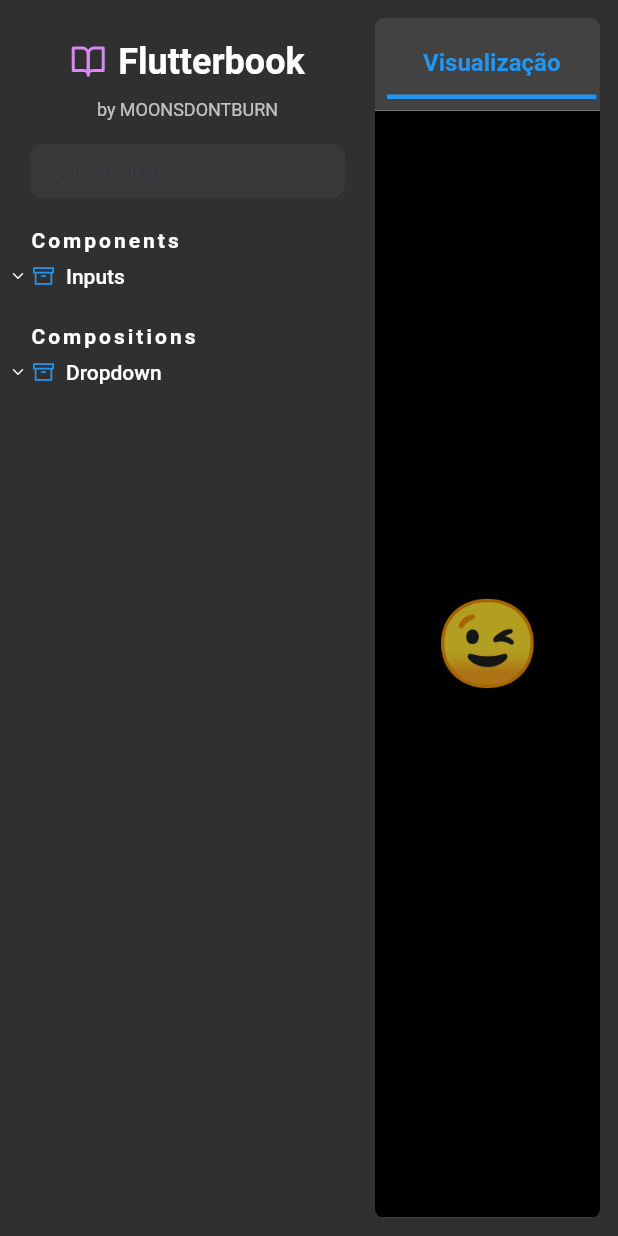
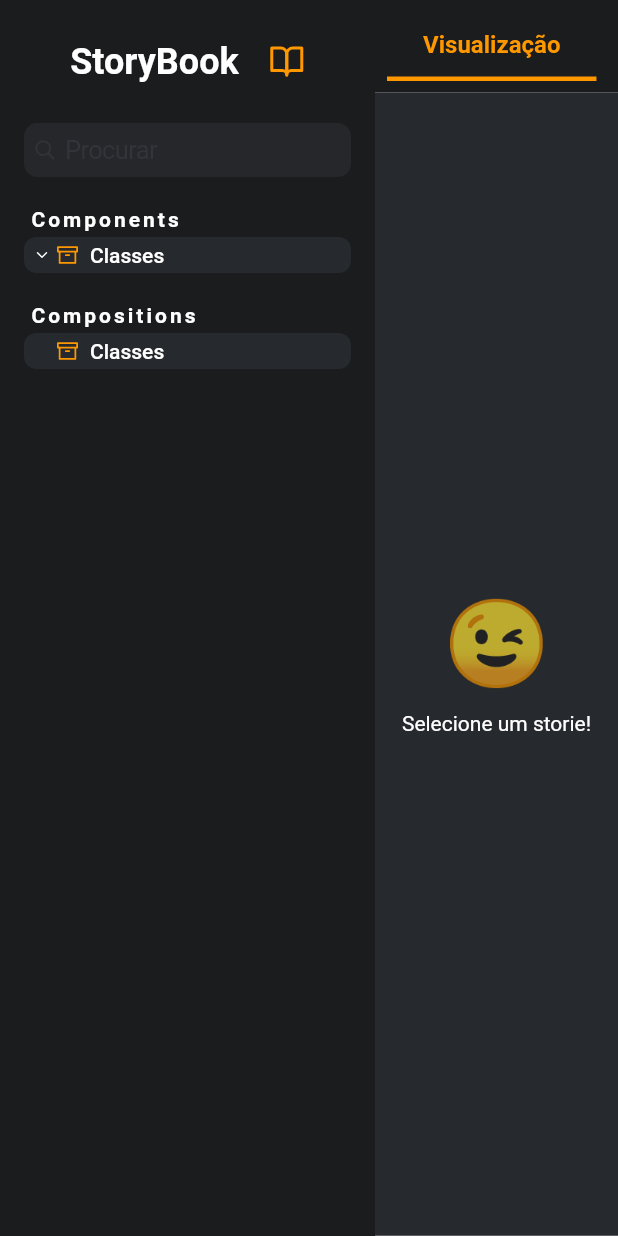
Before and after one commit to DexterZP/storybook, a Flutter app: the screen it shows after launch, on a phone screen of 412 x 824 dp. Run offline on Flutter 3.47's test engine with Material 2 defaults, Android fonts, the phone set to English and light mode, and no system bars; our stand-ins replace device_preview, flutter_feather_icons, get, google_fonts, recase; missing offline and left inert: webview_cef, webviewx_plus, widget_with_codeview.

Commit message:
add structure storybook

```diff
--- /dev/null
+++ b/lib/controller/folder_controller.dart
@@ -0,0 +1,22 @@
+import 'package:get/get.dart';
+import 'package:storybook/controller/components/button_controller.dart';
+
+import 'package:storybook/package/lib/flutterbook.dart';
+
+class FolderController extends GetxController {
+  List<Folder> get folderComponent => [
+        Folder(
+          folderName: 'Classes',
+          organizers: [
+            ButtonController.pzlButtonStory,
+          ],
+        ),
+      ];
+
+  List<Folder> get folderComposition => [
+        Folder(
+          folderName: 'Classes',
+          organizers: [],
+        ),
+      ];
+}
--- a/lib/controller/story_controller.dart
+++ b/lib/controller/story_controller.dart
@@ -1,22 +1,31 @@
 import 'package:get/get.dart';
+import 'package:storybook/controller/folder_controller.dart';
 
 import 'package:storybook/package/lib/flutterbook.dart';
-import 'package:storybook/views/components/components.dart';
 
 class StoryController extends GetxController {
-  var components = RxList<Category>();
+  List<Category> components = RxList<Category>();
 
   @override
   void onInit() {
     super.onInit();
 
+    FolderController controller = Get.put(FolderController());
+
     //Components
     components.add(
       Category(
         categoryName: "Components",
-        organizers: ComponentsWidget.folders,
+        organizers: controller.folderComponent,
       ),
     );
+
     //Compositions
+    components.add(
+      Category(
+        categoryName: "Compositions",
+        organizers: controller.folderComposition,
+      ),
+    );
   }
 }
--- a/lib/package/lib/src/editor/ui/editor.dart
+++ b/lib/package/lib/src/editor/ui/editor.dart
@@ -2,8 +2,10 @@ import 'package:device_preview/device_preview.dart';
 import 'package:flutter/material.dart';
 import 'package:provider/provider.dart';
 import 'package:storybook/package/lib/src/editor/providers/tab_provider.dart';
+import 'package:webview_cef/webview_cef.dart';
 import 'package:webviewx_plus/webviewx_plus.dart';
 import 'package:widget_with_codeview/widget_with_codeview.dart';
+import 'package:flutter/foundation.dart' show kIsWeb;
 
 import '../../../flutterbook.dart';
 import '../../routing/story_provider.dart';
@@ -25,19 +27,7 @@ class Editor extends StatelessWidget {
         context.watch<CanvasDelegateProvider>().storyProvider?.currentStory;
 
     return Container(
-      decoration: BoxDecoration(
-        boxShadow: [
-          BoxShadow(
-            blurRadius: 8,
-            color: context.theme.shadowColor.withOpacity(0.075),
-          ),
-        ],
-        borderRadius: canvasBorderRadius,
-        color: context.colorScheme.surface,
-      ),
-      margin: const EdgeInsets.fromLTRB(0, 12, 12, 12),
-      child: ClipRRect(
-        borderRadius: canvasBorderRadius,
+      decoration: const BoxDecoration(color: Color(0xff1B1C1E)),
       child: Column(
         crossAxisAlignment: CrossAxisAlignment.stretch,
         children: [
@@ -73,7 +63,6 @@ class Editor extends StatelessWidget {
           ),
         ],
       ),
-      ),
     );
   }
 }
@@ -97,6 +86,7 @@ class _DevicePreviewCanvas extends StatelessWidget {
   Widget build(BuildContext context) {
     return DevicePreview(
       isToolbarVisible: true,
+      backgroundColor: const Color(0xff1B1C1E),
       builder: (context) {
         return component ?? Container();
       },
@@ -127,25 +117,50 @@ class _Doc extends StatelessWidget {
   }
 }
 
-class _DocWeb extends StatelessWidget {
+class _DocWeb extends StatefulWidget {
   final ComponentState? component;
 
   const _DocWeb(this.component);
 
   @override
+  State<_DocWeb> createState() => _DocWebState();
+}
+
+class _DocWebState extends State<_DocWeb> {
+  final _controller = WebViewController();
+
+  @override
+  void initState() {
+    super.initState();
+    initPlatformState();
+  }
+
+  Future<void> initPlatformState() async {
+    await _controller.initialize();
+    await _controller.loadUrl(widget.component!.docWeb!);
+
+    if (!mounted) return;
+    setState(() {});
+  }
+
+  @override
   Widget build(BuildContext context) {
+    if (widget.component?.docWeb == null) {
+      return const Center(
+        child: Text("Nenhuma documentação web implementada"),
+      );
+    }
+
     return LayoutBuilder(
       builder: (_, constrains) => SizedBox(
         height: constrains.maxHeight,
-        child: component?.docWeb != null
-            ? WebViewX(
+        child: !kIsWeb
+            ? WebView(_controller)
+            : WebViewX(
                 width: MediaQuery.of(context).size.width,
                 height: MediaQuery.of(context).size.height,
-                initialContent: component!.docWeb!,
+                initialContent: widget.component!.docWeb!,
                 initialSourceType: SourceType.url,
-              )
-            : const Center(
-                child: Text("Nenhuma documentação web implementada"),
               ),
       ),
     );
@@ -162,17 +177,17 @@ class Story extends StatelessWidget {
     return story?.builder(
             context, context.watch<CanvasDelegateProvider>().storyProvider!) ??
         Container(
-          color: context.colorScheme.onSecondary,
+          color: const Color(0xff26292E),
           child: Center(
             child: Column(
               mainAxisSize: MainAxisSize.min,
               children: [
-                Text('😉', style: context.textTheme.headline2),
+                Text('😉', style: context.textTheme.displayMedium),
                 const SizedBox(height: 12),
                 const Text(
                   'Selecione um storie!',
                   style: TextStyle(
-                    color: Colors.black87,
+                    color: Colors.white,
                   ),
                 ),
               ],
--- a/lib/package/lib/src/editor/ui/editor_tabs.dart
+++ b/lib/package/lib/src/editor/ui/editor_tabs.dart
@@ -16,12 +16,12 @@ class CoreContentTabs extends StatefulWidget {
 class CoreContentTabsState extends State<CoreContentTabs> {
   @override
   Widget build(BuildContext context) {
-    final TextStyle selectedTabStyle = context.textTheme.subtitle1!.copyWith(
+    final TextStyle selectedTabStyle = context.textTheme.titleMedium!.copyWith(
       fontWeight: FontWeight.bold,
-      color: context.colorScheme.primary,
+      color: Colors.orange,
     );
 
-    final TextStyle tabStyle = context.textTheme.subtitle1!.copyWith(
+    final TextStyle tabStyle = context.textTheme.titleMedium!.copyWith(
       fontWeight: FontWeight.bold,
       color: context.theme.hintColor,
     );
@@ -39,7 +39,7 @@ class CoreContentTabsState extends State<CoreContentTabs> {
               decoration: BoxDecoration(
                 border: Border(
                   bottom: BorderSide(
-                    color: context.colorScheme.primary,
+                    color: Colors.orange,
                     style: context.watch<TabProvider>().tab ==
                             FlutterBookTab.canvas
                         ? BorderStyle.solid
@@ -68,7 +68,7 @@ class CoreContentTabsState extends State<CoreContentTabs> {
               decoration: BoxDecoration(
                 border: Border(
                   bottom: BorderSide(
-                    color: context.colorScheme.primary,
+                    color: Colors.orange,
                     style:
                         context.watch<TabProvider>().tab == FlutterBookTab.cod
                             ? BorderStyle.solid
@@ -97,7 +97,7 @@ class CoreContentTabsState extends State<CoreContentTabs> {
               decoration: BoxDecoration(
                 border: Border(
                   bottom: BorderSide(
-                    color: context.colorScheme.primary,
+                    color: Colors.orange,
                     style:
                         context.watch<TabProvider>().tab == FlutterBookTab.doc
                             ? BorderStyle.solid
--- a/lib/package/lib/src/navigation/ui/navigation_panel.dart
+++ b/lib/package/lib/src/navigation/ui/navigation_panel.dart
@@ -2,6 +2,7 @@ import 'dart:io' show Platform;
 
 import 'package:flutter/cupertino.dart';
 import 'package:flutter/foundation.dart' show kIsWeb;
+import 'package:flutter/material.dart';
 import 'package:flutter_feather_icons/flutter_feather_icons.dart';
 
 import '../../styled_widgets/smooth_scroll.dart';
@@ -52,7 +53,7 @@ class NavigationPanelState extends State<NavigationPanel> {
               const EdgeInsets.only(top: 12.0, bottom: 4, left: 20, right: 20),
           child: Text(
             item.name,
-            style: context.textTheme.subtitle2!.copyWith(
+            style: context.textTheme.titleSmall!.copyWith(
               fontWeight: FontWeight.w600,
               letterSpacing: 2,
             ),
@@ -116,11 +117,12 @@ class NavigationPanelState extends State<NavigationPanel> {
   Widget build(BuildContext context) {
     return Container(
       constraints: const BoxConstraints(minWidth: 50, maxWidth: 250),
+      color: const Color(0xff1B1C1E),
       child: Column(
         children: [
           widget.header ?? const _NavigationHeader(),
           Padding(
-            padding: const EdgeInsets.symmetric(horizontal: 20, vertical: 8),
+            padding: const EdgeInsets.symmetric(horizontal: 16, vertical: 8),
             child: CupertinoSearchTextField(
               itemSize: 16,
               controller: search,
@@ -201,19 +203,18 @@ class _NavigationHeader extends StatelessWidget {
             child: Row(
               mainAxisAlignment: MainAxisAlignment.center,
               children: [
-                const Icon(FeatherIcons.bookOpen, color: Color(0xFFD689EF)),
-                const SizedBox(width: 8),
                 Text(
-                  'Flutterbook',
-                  style: context.textTheme.headline5!
+                  'StoryBook',
+                  style: context.textTheme.headlineSmall!
                       .copyWith(fontWeight: FontWeight.bold),
+                ),
+                const SizedBox(width: 20),
+                const Icon(
+                  FeatherIcons.bookOpen,
+                  color: Colors.orange,
                 ),
               ],
             ),
-          ),
-          Text(
-            'by MOONSDONTBURN',
-            style: context.textTheme.caption,
           ),
         ],
       ),
--- a/lib/package/lib/src/navigation/ui/navigation_tiles.dart
+++ b/lib/package/lib/src/navigation/ui/navigation_tiles.dart
@@ -1,4 +1,3 @@
-import 'package:flutter/cupertino.dart';
 import 'package:flutter/material.dart';
 import 'package:flutter_feather_icons/flutter_feather_icons.dart';
 
@@ -7,6 +6,8 @@ import '../../utils/utils.dart';
 import '../models/organizers.dart';
 
 //ignore_for_file: must_call_super
+
+const Color generalColor = Colors.orange;
 
 class ComponentStateTile extends StatefulWidget {
   const ComponentStateTile({
@@ -36,16 +37,30 @@ class ComponentStateTileState extends State<ComponentStateTile>
         ? context.colorScheme.onPrimary
         : context.colorScheme.onSurface;
 
-    return Highlighter(
+    return Padding(
+      padding: const EdgeInsets.only(
+        top: 6,
+        left: 40,
+        right: 12,
+      ),
+      child: ClipRRect(
+        borderRadius: BorderRadius.circular(8),
+        child: Highlighter(
           onEnter: (_) => setState(() => hover = true),
           onExit: (_) => setState(() => hover = false),
           overrideHover: widget.isSelected,
           onPressed: () => widget.onSelected(widget.item),
+          color: generalColor,
           child: Container(
             padding: EdgeInsets.fromLTRB(widget.padding, 4, 0, 4),
+            decoration: BoxDecoration(
+              color: hover || widget.isSelected
+                  ? generalColor
+                  : const Color(0xff26292E),
+              borderRadius: BorderRadius.circular(8),
+            ),
             child: Row(
               children: [
-            const SizedBox(width: 32),
                 Icon(
                   FeatherIcons.bookmark,
                   size: 14,
@@ -56,9 +71,12 @@ class ComponentStateTileState extends State<ComponentStateTile>
                 const SizedBox(width: 8),
                 Text(
                   widget.item.stateName,
-              style: context.textTheme.bodyText1!.copyWith(color: hoverColor),
+                  style:
+                      context.textTheme.bodyLarge!.copyWith(color: hoverColor),
                 ),
               ],
+            ),
+          ),
         ),
       ),
     );
@@ -97,35 +115,51 @@ class ComponentTileState extends State<ComponentTile>
     return Column(
       mainAxisSize: MainAxisSize.min,
       children: [
-        Highlighter(
+        Padding(
+          padding: const EdgeInsets.only(
+            top: 6,
+            left: 12,
+            right: 12,
+          ),
+          child: ClipRRect(
+            borderRadius: BorderRadius.circular(8),
+            child: Highlighter(
               onEnter: (_) => setState(() => hover = true),
               onExit: (_) => setState(() => hover = false),
               onPressed: () => setState(() => expanded = !expanded),
-          cursor:
-              (widget.states.isNotEmpty) ? null : SystemMouseCursors.forbidden,
+              cursor: (widget.states.isNotEmpty)
+                  ? null
+                  : SystemMouseCursors.forbidden,
+              color: generalColor,
               child: Container(
                 padding: EdgeInsets.fromLTRB(widget.padding, 4, 0, 4),
+                decoration: BoxDecoration(
+                  color: hover ? generalColor : const Color(0xff26292E),
+                  borderRadius: BorderRadius.circular(8),
+                ),
                 child: Row(
                   children: [
                     if (widget.states.isNotEmpty)
-                  Icon(FeatherIcons.chevronDown, size: 12, color: hoverColor)
+                      Icon(FeatherIcons.chevronDown,
+                          size: 12, color: hoverColor)
                     else
                       const SizedBox(width: 12),
                     const SizedBox(width: 4),
                     Icon(
                       FeatherIcons.book,
                       size: 14,
-                  color: hover
-                      ? context.colorScheme.onPrimary
-                      : context.colorScheme.secondaryContainer,
+                      color:
+                          hover ? context.colorScheme.onPrimary : Colors.blue,
                     ),
                     const SizedBox(width: 8),
                     Text(
                       widget.item.name,
-                  style:
-                      context.textTheme.bodyText1!.copyWith(color: hoverColor),
+                      style: context.textTheme.bodyLarge!
+                          .copyWith(color: hoverColor),
                     ),
                   ],
+                ),
+              ),
             ),
           ),
         ),
@@ -170,36 +204,47 @@ class FolderTileState extends State<FolderTile>
     return Column(
       mainAxisSize: MainAxisSize.min,
       children: [
-        Highlighter(
+        Padding(
+          padding: const EdgeInsets.symmetric(horizontal: 16),
+          child: ClipRRect(
+            borderRadius: BorderRadius.circular(8),
+            child: Highlighter(
               onEnter: (_) => setState(() => hover = true),
               onExit: (_) => setState(() => hover = false),
               onPressed: () => setState(() => expanded = !expanded),
+              color: generalColor,
               cursor: (widget.organizers.isNotEmpty)
                   ? null
                   : SystemMouseCursors.forbidden,
               child: Container(
                 padding: EdgeInsets.fromLTRB(widget.padding, 4, 0, 4),
+                decoration: BoxDecoration(
+                  color: hover ? generalColor : const Color(0xff26292E),
+                  borderRadius: BorderRadius.circular(8),
+                ),
                 child: Row(
                   children: [
                     if (widget.organizers.isNotEmpty)
-                  Icon(FeatherIcons.chevronDown, size: 12, color: hoverColor)
+                      Icon(FeatherIcons.chevronDown,
+                          size: 12, color: hoverColor)
                     else
                       const SizedBox(width: 12),
                     const SizedBox(width: 4),
                     Icon(
                       FeatherIcons.archive,
                       size: 14,
-                  color: hover
-                      ? context.colorScheme.onPrimary
-                      : context.colorScheme.primaryContainer,
+                      color:
+                          hover ? context.colorScheme.onPrimary : generalColor,
                     ),
                     const SizedBox(width: 8),
                     Text(
                       widget.item.name,
-                  style:
-                      context.textTheme.bodyText1!.copyWith(color: hoverColor),
+                      style: context.textTheme.bodyLarge!
+                          .copyWith(color: hoverColor),
                     ),
                   ],
+                ),
+              ),
             ),
           ),
         ),
--- a/lib/package/lib/src/routing/controls.dart
+++ b/lib/package/lib/src/routing/controls.dart
@@ -250,7 +250,7 @@ class _BaseControlLayout extends StatelessWidget {
           flex: 2,
           child: Text(
             label,
-            style: context.textTheme.bodyText1!
+            style: context.textTheme.bodyLarge!
                 .copyWith(fontWeight: FontWeight.bold),
           ),
         ),
--- a/lib/views/components/components.dart
+++ /dev/null
@@ -1,41 +0,0 @@
-import 'package:flutter/cupertino.dart';
-import 'package:storybook/package/lib/flutterbook.dart';
-
-import 'buttons/pzl_button_widget.dart';
-
-class ComponentsWidget {
-  ComponentsWidget._();
-
-  static List<Folder> get folders => [
-        Folder(
-          folderName: 'Inputs',
-          organizers: [
-            pzlButtonWidgetStory,
-            containerStory,
-          ],
-        ),
-      ];
-
-  static Component get pzlButtonWidgetStory => Component(
-        componentName: 'Dropdown',
-        states: [
-          ComponentState.child(
-            stateName: 'Widget',
-            codeSample: "lib/views/components/buttons/pzl_button_widget.dart",
-            docWeb:
-                "https://doc.clickup.com/3084385/p/h/2y431-52263/b70168854abd3c4",
-            child: const PZLButtonWidget(),
-          ),
-        ],
-      );
-
-  static Component get containerStory => Component(
-        componentName: 'TextField',
-        states: [
-          ComponentState.child(
-            stateName: 'Widget',
-            child: Container(),
-          ),
-        ],
-      );
-}
--- a/lib/views/storybook.dart
+++ b/lib/views/storybook.dart
@@ -13,28 +13,7 @@ class StoryBook extends StatelessWidget {
     return FlutterBook(
       theme: ThemeData.dark(),
       darkTheme: ThemeData.dark(),
-      categories: [
-        controller.components.first,
-        Category(
-          categoryName: "Compositions",
-          organizers: [
-            Folder(
-              folderName: 'Dropdown',
-              organizers: [
-                Component(
-                  componentName: 'Dropdown widget',
-                  states: [
-                    ComponentState.child(
-                      stateName: 'Default Container',
-                      child: Container(),
-                    ),
-                  ],
-                ),
-              ],
-            ),
-          ],
-        ),
-      ],
+      categories: controller.components,
     );
   }
 }
--- a/pubspec.yaml
+++ b/pubspec.yaml
@@ -44,6 +44,7 @@ dependencies:
   device_preview: ^1.1.0
   widget_with_codeview: ^3.0.1
   webviewx_plus: ^0.3.2
+  webview_cef: ^0.0.8
 
 dev_dependencies:
   flutter_test:
```
Also changed, not shown: lib/controller/components/button_controller.dart (added, +24 -0 lines), lib/views/components/buttons/basic_button_widget.dart (added, +100 -0 lines), lib/views/components/buttons/pzl_button_widget.dart (deleted, +0 -29 lines), lib/views/components/list_tiles/list_tile_widget.dart (added, +110 -0 lines), pubspec.lock, 32 other files. Lines whose indentation alone changed are shown as unchanged.
